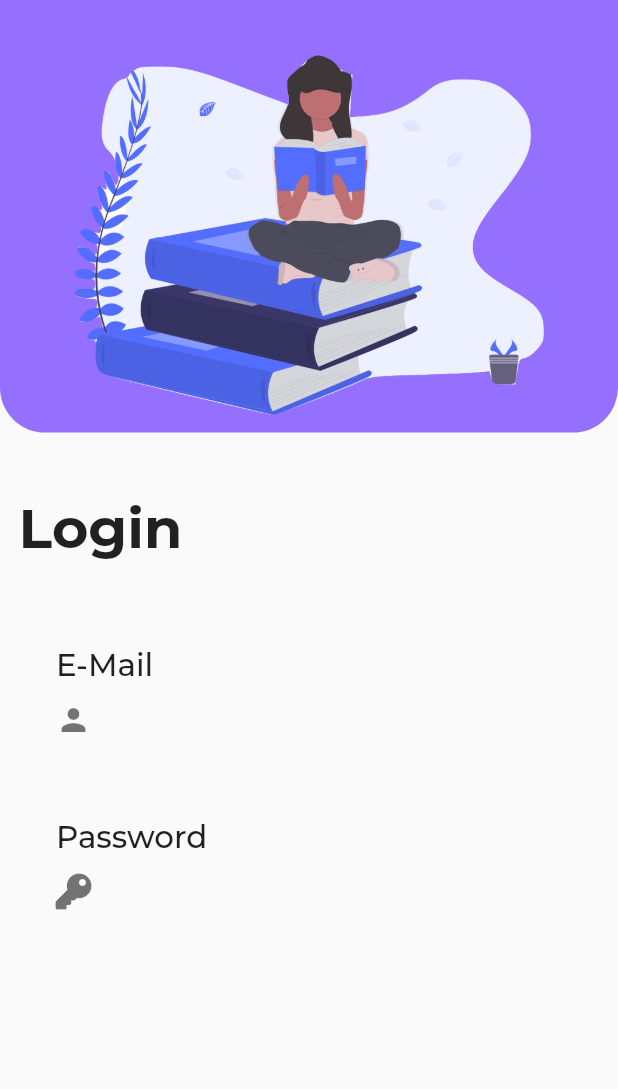
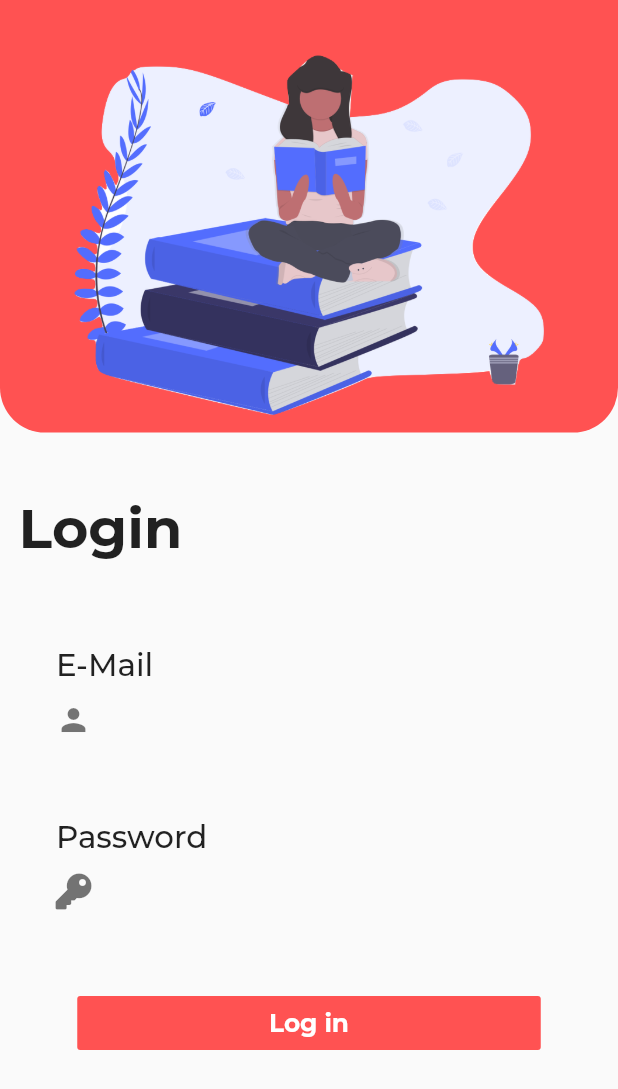
Before and after one commit to BrunoJurkovic/akademik, a Flutter app: the screen it shows after launch, on a phone screen of 412 x 824 dp. Shown: the top 1089 px of the screen. Run offline on Flutter 3.47's test engine with Material 2 defaults, Android fonts, the phone set to English and light mode, and no system bars; drawn by our look-alikes of flutter_form_builder; our stand-ins replace auto_route, cloud_firestore, firebase_auth, firebase_core, font_awesome_flutter, google_fonts; accounts and stored records are empty.

Commit message:
Final UI changes

```diff
--- a/lib/screens/login/login.dart
+++ b/lib/screens/login/login.dart
@@ -22,7 +22,7 @@ class _AuthScreenState extends State<AuthScreen> {
           Center(
             child: Container(
               decoration: BoxDecoration(
-                color: Colors.deepPurpleAccent.withOpacity(0.8),
+                color: Colors.redAccent,
                 borderRadius: BorderRadius.only(
                   bottomLeft: Radius.circular(30),
                   bottomRight: Radius.circular(30),
@@ -143,6 +143,28 @@ class _AuthScreenState extends State<AuthScreen> {
               ),
             ),
           ),
+          Container(
+            padding: EdgeInsets.symmetric(vertical: 25),
+            alignment: Alignment.center,
+            decoration: BoxDecoration(
+              borderRadius: BorderRadius.all(
+                Radius.circular(25),
+              ),
+            ),
+            child: FlatButton(
+              minWidth: width * 0.75,
+              color: Colors.redAccent,
+              onPressed: () {},
+              child: Text(
+                'Log in',
+                style: GoogleFonts.montserrat(
+                  color: Colors.white,
+                  fontWeight: FontWeight.w700,
+                  fontSize: height * 0.02,
+                ),
+              ),
+            ),
+          ),
         ],
       ),
     );
```
